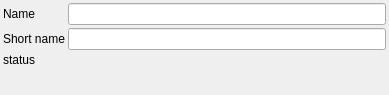
Above: src/objecteditwidget.ui from RxLaboratory/Ramses-Client before the change. Below: the same form after it.
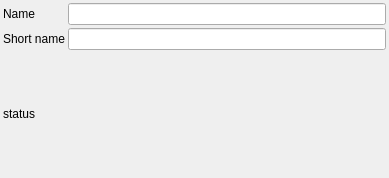
That is the form after the change.

What changed in the file:
```diff
--- a/src/objecteditwidget.ui
+++ b/src/objecteditwidget.ui
@@ -7,7 +7,7 @@
     <x>0</x>
     <y>0</y>
     <width>389</width>
-    <height>95</height>
+    <height>178</height>
    </rect>
   </property>
   <property name="sizePolicy">
@@ -85,22 +85,6 @@
      </item>
     </layout>
    </item>
-   <item>
-    <spacer name="verticalSpacer">
-     <property name="orientation">
-      <enum>Qt::Vertical</enum>
-     </property>
-     <property name="sizeType">
-      <enum>QSizePolicy::MinimumExpanding</enum>
-     </property>
-     <property name="sizeHint" stdset="0">
-      <size>
-       <width>20</width>
-       <height>0</height>
-      </size>
-     </property>
-    </spacer>
-   </item>
   </layout>
  </widget>
  <resources/>
```
